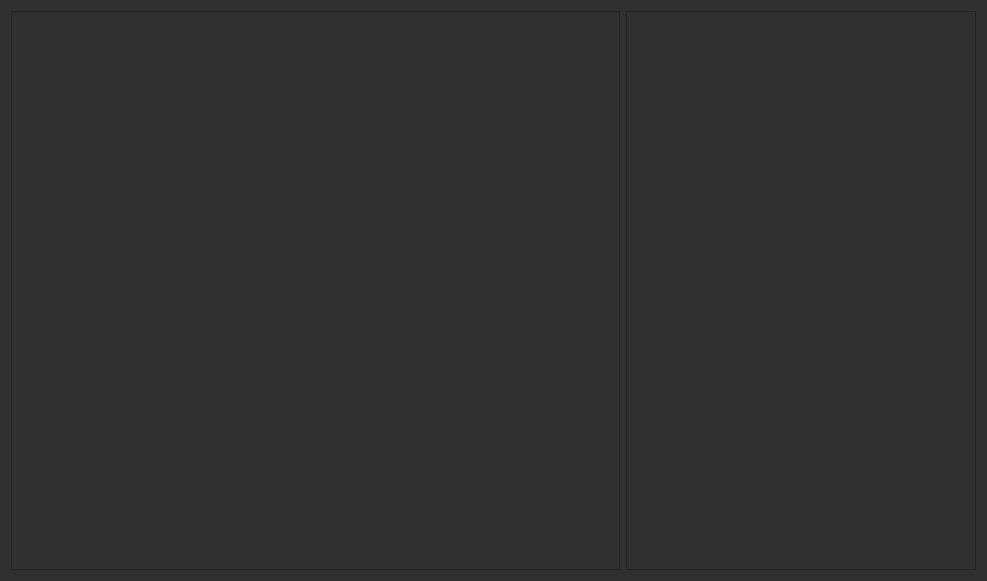
jnicoleoliveira/SPECData, file app/dialogs/frames/composition_selector.ui: the form before one commit.
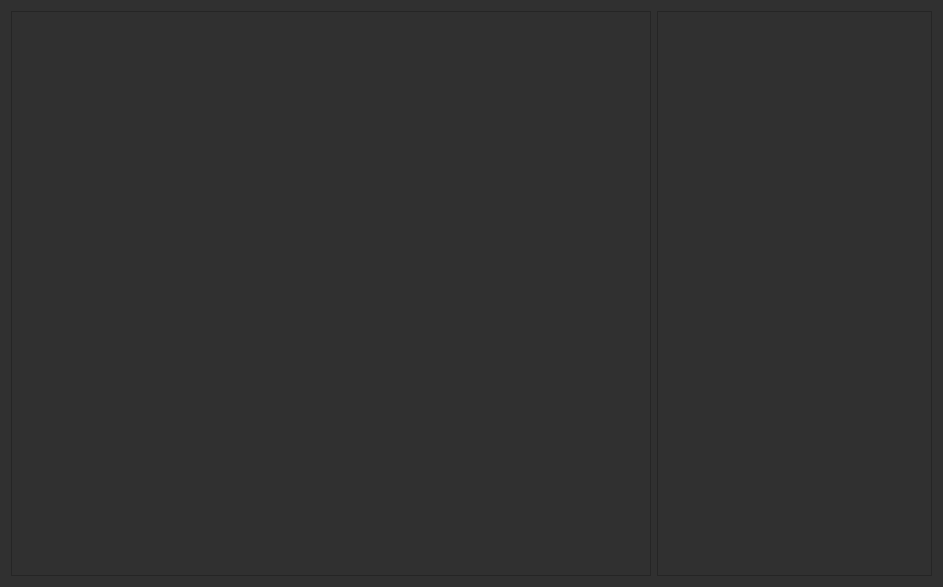
The form after the commit.

Diff of the .ui file:
```diff
--- a/app/dialogs/frames/composition_selector.ui
+++ b/app/dialogs/frames/composition_selector.ui
@@ -6,8 +6,8 @@
    <rect>
     <x>0</x>
     <y>0</y>
-    <width>987</width>
-    <height>581</height>
+    <width>943</width>
+    <height>587</height>
    </rect>
   </property>
   <property name="windowTitle">
@@ -45,7 +45,7 @@
      </property>
      <property name="minimumSize">
       <size>
-       <width>350</width>
+       <width>275</width>
        <height>300</height>
       </size>
      </property>
```
